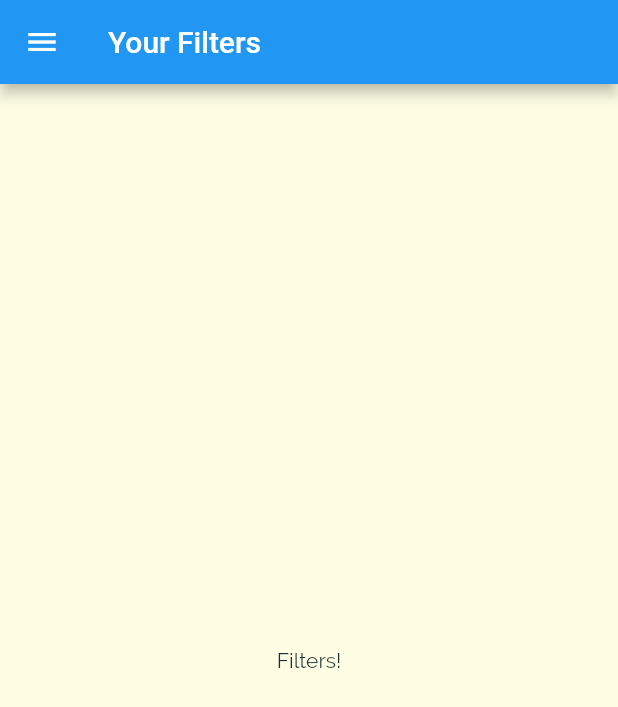
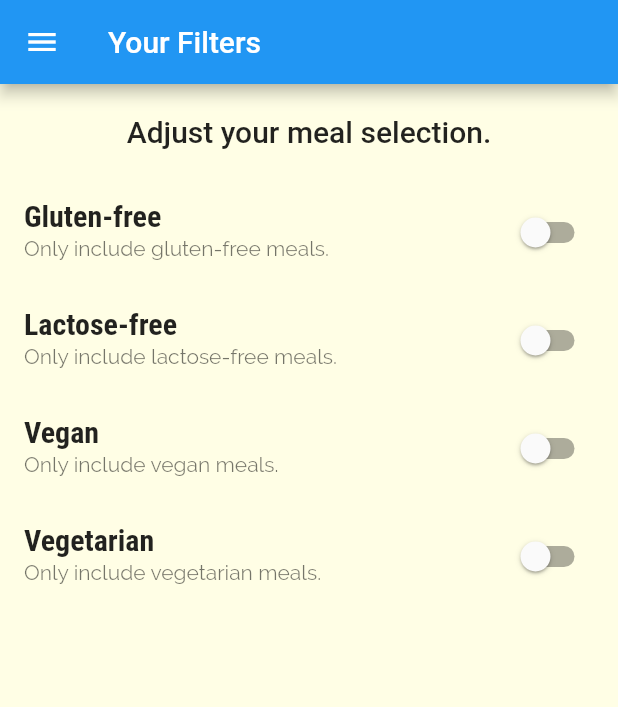
Before and after one commit to Prat2030/Flutter_Meals_App, a Flutter app: the FiltersScreen screen opened by its route, on a phone screen of 412 x 824 dp. Shown: the top 707 px of the screen. Run offline on Flutter 3.47's test engine with Material 2 defaults, Android fonts, the phone set to English and light mode, and no system bars.

Commit message:
added filters in the filter screen but not yet wired up/linked to the meals.

```diff
--- a/lib/screens/category_meals_screen.dart
+++ b/lib/screens/category_meals_screen.dart
@@ -14,7 +14,7 @@ class CategoryMealsScreen extends StatefulWidget {
 class _CategoryMealsScreenState extends State<CategoryMealsScreen> {
   String? categoryTitle;
   List<Meal>? displayedMeals;
-  var _loadedInitData = false;
+  bool _loadedInitData = false;
 
   @override
   void initState() {
@@ -66,73 +66,3 @@ class _CategoryMealsScreenState extends State<CategoryMealsScreen> {
     );
   }
 }
-
-// import 'package:flutter/material.dart';
-
-// import '../models/meal.dart';
-// import '../widgets/meal_item.dart';
-// import '../widgets/meal_item.dart';
-// import '../dummy_data.dart';
-
-// class CategoryMealsScreen extends StatefulWidget {
-//   static const routeName = '/category-meals';
-
-//   @override
-//   _CategoryMealsScreenState createState() => _CategoryMealsScreenState();
-// }
-
-// class _CategoryMealsScreenState extends State<CategoryMealsScreen> {
-//   String? categoryTitle;
-//   List<Meal>? displayedMeals;
-//   bool _loadedInitData = false;
-
-//   @override
-//   void initState() {
-//     // ...
-//     super.initState();
-//   }
-
-//   @override
-//   void didChangeDependencies() {
-//     if (!_loadedInitData) {
-//       final routeArgs =
-//           ModalRoute.of(context)!.settings.arguments as Map<String, String>;
-//       categoryTitle = routeArgs['title'];
-//       final categoryId = routeArgs['id'];
-//       displayedMeals = DUMMY_MEALS.where((meal) {
-//         return meal.categories.contains(categoryId);
-//       }).toList();
-//       _loadedInitData = true;
-//     }
-//     super.didChangeDependencies();
-//   }
-
-//   void _removeMeal(String mealId) {
-//     setState(() {
-//       displayedMeals!.removeWhere((meal) => meal.id == mealId);
-//     });
-//   }
-
-//   @override
-//   Widget build(BuildContext context) {
-//     return Scaffold(
-//       appBar: AppBar(
-//         title: Text(categoryTitle!),
-//       ),
-//       body: ListView.builder(
-//         itemBuilder: (ctx, index) {
-//           return MealItem(
-//             id: displayedMeals![index].id,
-//             title: displayedMeals![index].title,
-//             imageUrl: displayedMeals![index].imageUrl,
-//             duration: displayedMeals![index].duration,
-//             affordability: displayedMeals![index].affordability,
-//             complexity: displayedMeals![index].complexity,
-//             removeItem: _removeMeal,
-//           );
-//         },
-//         itemCount: displayedMeals!.length,
-//       ),
-//     );
-//   }
-// }
--- a/lib/screens/filters_screen.dart
+++ b/lib/screens/filters_screen.dart
@@ -1,11 +1,35 @@
-// ignore_for_file: prefer_const_constructors
+// ignore_for_file: prefer_const_constructors, prefer_final_fields
 
 import 'package:flutter/material.dart';
 
 import '../widgets/main_drawer.dart';
 
-class FiltersScreen extends StatelessWidget {
+class FiltersScreen extends StatefulWidget {
   static const routeName = '/filters';
+
+  @override
+  State<FiltersScreen> createState() => _FiltersScreenState();
+}
+
+class _FiltersScreenState extends State<FiltersScreen> {
+  var _glutenfree = false;
+  var _lactosefree = false;
+  var _vegan = false;
+  var _vegetarian = false;
+
+  Widget _buildSwitchListTile(
+    String title,
+    String description,
+    bool currentValue,
+    Function(bool) updateValue,
+  ) {
+    return SwitchListTile(
+      title: Text(title),
+      subtitle: Text(description),
+      value: currentValue,
+      onChanged: updateValue,
+    );
+  }
 
   @override
   Widget build(BuildContext context) {
@@ -14,9 +38,61 @@ class FiltersScreen extends StatelessWidget {
         title: Text('Your Filters'),
       ),
       drawer: MainDrawer(),
-      body: Center(
-        child: Text('Filters!'),
-      ),
+      body: Column(children: <Widget>[
+        Container(
+          padding: EdgeInsets.all(20),
+          child: Text(
+            'Adjust your meal selection.',
+            style: Theme.of(context).textTheme.headline6,
+          ),
+        ),
+        Expanded(
+          child: ListView(
+            children: <Widget>[
+              _buildSwitchListTile(
+                'Gluten-free',
+                'Only include gluten-free meals.',
+                _glutenfree,
+                (newValue) {
+                  setState(() {
+                    _glutenfree = newValue;
+                  });
+                },
+              ),
+              _buildSwitchListTile(
+                'Lactose-free',
+                'Only include lactose-free meals.',
+                _lactosefree,
+                (newValue) {
+                  setState(() {
+                    _lactosefree = newValue;
+                  });
+                },
+              ),
+              _buildSwitchListTile(
+                'Vegan',
+                'Only include vegan meals.',
+                _vegan,
+                (newValue) {
+                  setState(() {
+                    _vegan = newValue;
+                  });
+                },
+              ),
+              _buildSwitchListTile(
+                'Vegetarian',
+                'Only include vegetarian meals.',
+                _vegetarian,
+                (newValue) {
+                  setState(() {
+                    _vegetarian = newValue;
+                  });
+                },
+              ),
+            ],
+          ),
+        ),
+      ]),
     );
   }
 }
--- a/lib/widgets/meal_item.dart
+++ b/lib/widgets/meal_item.dart
@@ -54,8 +54,7 @@ class MealItem extends StatelessWidget {
     Navigator.of(context).pushNamed(MealDetailScreen.routeName, arguments: {
       'id': id,
       'title': title,
-    }).then((result) =>
-      result == null ? removeItem(id) : null);
+    }).then((result) => result == null ? removeItem(id) : null);
   }
 
   @override
```
